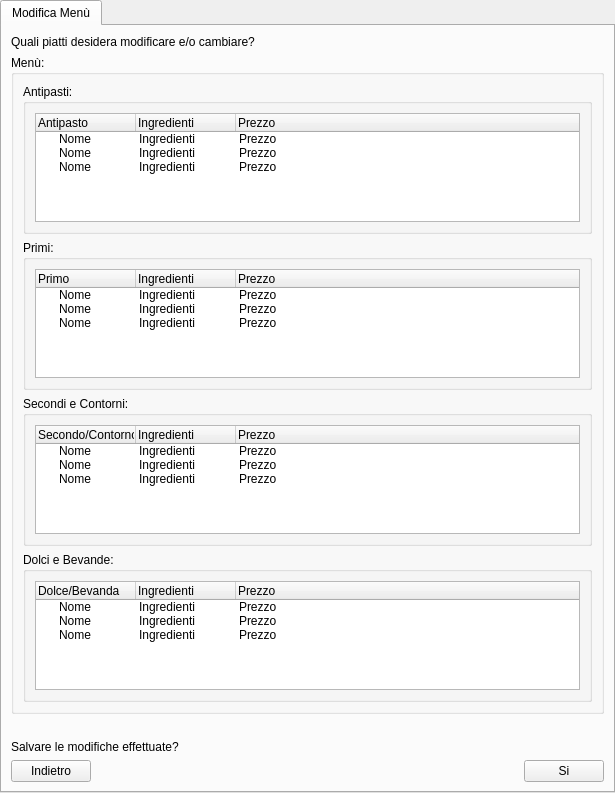
Above: ui/Titolare/GestioneCucina/ModificaMenu.ui from mdoraz/Hotel before the change. Below: the same form after it.
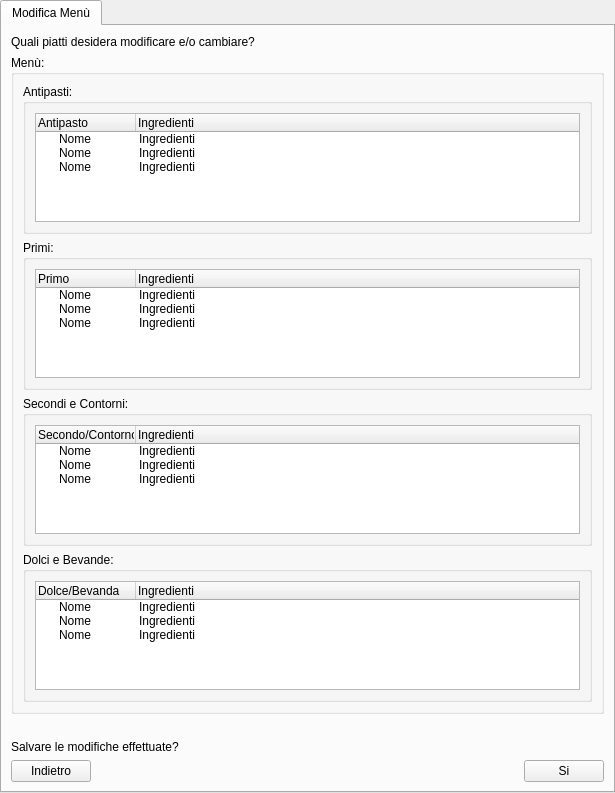
That is the form after the change.

Commit message: Aggiustate struttura cartelle in seguito alla modifica della VisualizzaDatiPersonaliDipendenteUI utilizzato solo 1 sia per camerieri che per receptionist

```diff
--- a/ui/Titolare/GestioneCucina/ModificaMenu.ui
+++ b/ui/Titolare/GestioneCucina/ModificaMenu.ui
@@ -95,11 +95,6 @@
               <string>Ingredienti</string>
              </property>
             </column>
-            <column>
-             <property name="text">
-              <string>Prezzo</string>
-             </property>
-            </column>
             <item>
              <property name="text">
               <string>Nome</string>
@@ -107,9 +102,6 @@
              <property name="text">
               <string>Ingredienti</string>
              </property>
-             <property name="text">
-              <string>Prezzo</string>
-             </property>
              <property name="flags">
               <set>ItemIsEditable|ItemIsDragEnabled|ItemIsDropEnabled|ItemIsUserCheckable|ItemIsEnabled</set>
              </property>
@@ -121,9 +113,6 @@
              <property name="text">
               <string>Ingredienti</string>
              </property>
-             <property name="text">
-              <string>Prezzo</string>
-             </property>
              <property name="flags">
               <set>ItemIsEditable|ItemIsDragEnabled|ItemIsDropEnabled|ItemIsUserCheckable|ItemIsEnabled</set>
              </property>
@@ -135,9 +124,6 @@
              <property name="text">
               <string>Ingredienti</string>
              </property>
-             <property name="text">
-              <string>Prezzo</string>
-             </property>
              <property name="flags">
               <set>ItemIsEditable|ItemIsDragEnabled|ItemIsDropEnabled|ItemIsUserCheckable|ItemIsEnabled</set>
              </property>
@@ -171,11 +157,6 @@
               <string>Ingredienti</string>
              </property>
             </column>
-            <column>
-             <property name="text">
-              <string>Prezzo</string>
-             </property>
-            </column>
             <item>
              <property name="text">
               <string>Nome</string>
@@ -183,9 +164,6 @@
              <property name="text">
               <string>Ingredienti</string>
              </property>
-             <property name="text">
-              <string>Prezzo</string>
-             </property>
              <property name="flags">
               <set>ItemIsEditable|ItemIsDragEnabled|ItemIsDropEnabled|ItemIsUserCheckable|ItemIsEnabled</set>
              </property>
@@ -197,9 +175,6 @@
              <property name="text">
               <string>Ingredienti</string>
              </property>
-             <property name="text">
-              <string>Prezzo</string>
-             </property>
              <property name="flags">
               <set>ItemIsEditable|ItemIsDragEnabled|ItemIsDropEnabled|ItemIsUserCheckable|ItemIsEnabled</set>
              </property>
@@ -211,9 +186,6 @@
              <property name="text">
               <string>Ingredienti</string>
              </property>
-             <property name="text">
-              <string>Prezzo</string>
-             </property>
              <property name="flags">
               <set>ItemIsEditable|ItemIsDragEnabled|ItemIsDropEnabled|ItemIsUserCheckable|ItemIsEnabled</set>
              </property>
@@ -247,11 +219,6 @@
               <string>Ingredienti</string>
              </property>
             </column>
-            <column>
-             <property name="text">
-              <string>Prezzo</string>
-             </property>
-            </column>
             <item>
              <property name="text">
               <string>Nome</string>
@@ -259,9 +226,6 @@
              <property name="text">
               <string>Ingredienti</string>
              </property>
-             <property name="text">
-              <string>Prezzo</string>
-             </property>
              <property name="flags">
               <set>ItemIsEditable|ItemIsDragEnabled|ItemIsDropEnabled|ItemIsUserCheckable|ItemIsEnabled</set>
              </property>
@@ -273,9 +237,6 @@
              <property name="text">
               <string>Ingredienti</string>
              </property>
-             <property name="text">
-              <string>Prezzo</string>
-             </property>
              <property name="flags">
               <set>ItemIsEditable|ItemIsDragEnabled|ItemIsDropEnabled|ItemIsUserCheckable|ItemIsEnabled</set>
              </property>
@@ -287,9 +248,6 @@
              <property name="text">
               <string>Ingredienti</string>
              </property>
-             <property name="text">
-              <string>Prezzo</string>
-             </property>
              <property name="flags">
               <set>ItemIsEditable|ItemIsDragEnabled|ItemIsDropEnabled|ItemIsUserCheckable|ItemIsEnabled</set>
              </property>
@@ -323,11 +281,6 @@
               <string>Ingredienti</string>
              </property>
             </column>
-            <column>
-             <property name="text">
-              <string>Prezzo</string>
-             </property>
-            </column>
             <item>
              <property name="text">
               <string>Nome</string>
@@ -335,9 +288,6 @@
              <property name="text">
               <string>Ingredienti</string>
              </property>
-             <property name="text">
-              <string>Prezzo</string>
-             </property>
              <property name="flags">
               <set>ItemIsEditable|ItemIsDragEnabled|ItemIsDropEnabled|ItemIsUserCheckable|ItemIsEnabled</set>
              </property>
@@ -349,9 +299,6 @@
              <property name="text">
               <string>Ingredienti</string>
              </property>
-             <property name="text">
-              <string>Prezzo</string>
-             </property>
              <property name="flags">
               <set>ItemIsEditable|ItemIsDragEnabled|ItemIsDropEnabled|ItemIsUserCheckable|ItemIsEnabled</set>
              </property>
@@ -363,9 +310,6 @@
              <property name="text">
               <string>Ingredienti</string>
              </property>
-             <property name="text">
-              <string>Prezzo</string>
-             </property>
              <property name="flags">
               <set>ItemIsEditable|ItemIsDragEnabled|ItemIsDropEnabled|ItemIsUserCheckable|ItemIsEnabled</set>
              </property>
```
The commit also changes 49 other files.
